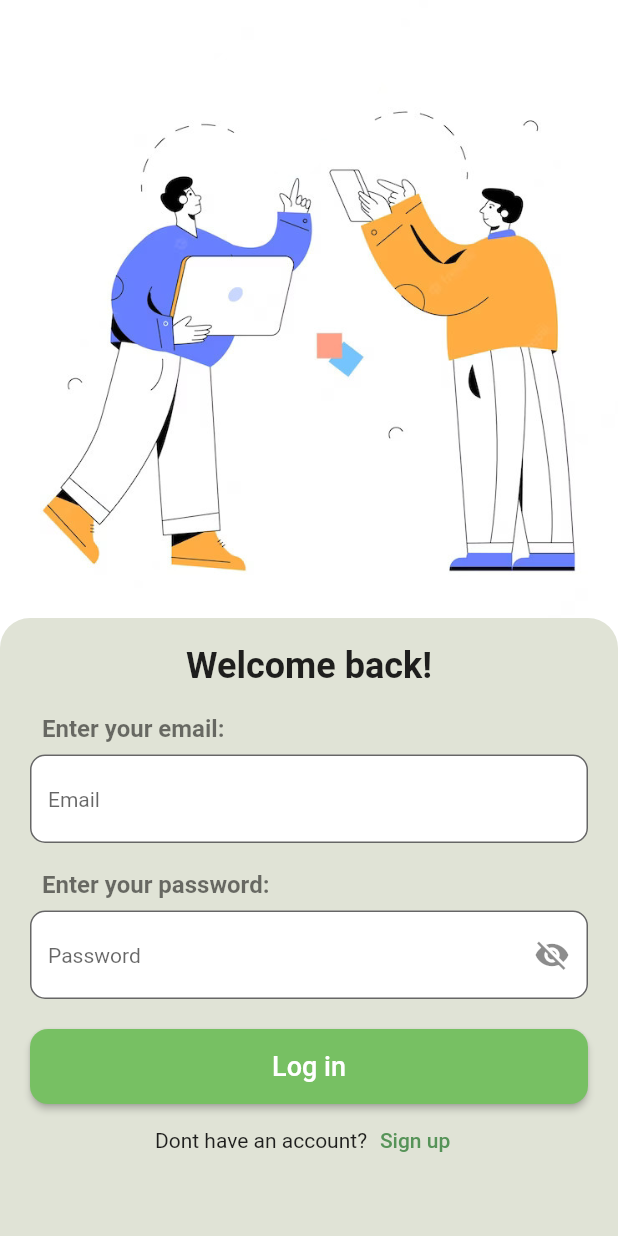
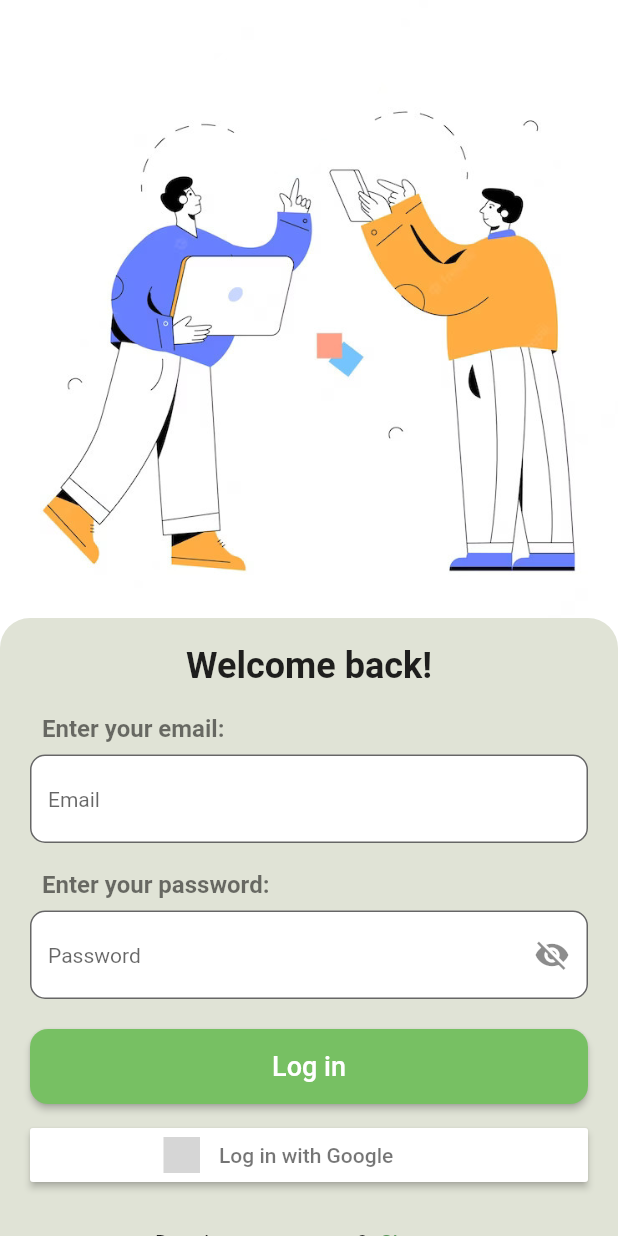
Before and after one commit to Hacktivists-AUB/Need2Give-frontend, a Flutter app: the screen it shows after launch, after a tap on "Log in", on a phone screen of 412 x 824 dp. Run offline on Flutter 3.47's test engine with Material 2 defaults, Android fonts, the phone set to English and light mode, and no system bars; our stand-ins replace carousel_slider, flutter_signin_button, smooth_page_indicator; grey boxes are pictures that could not be loaded.

Commit message:
Add routing

```diff
--- a/need2give/lib/auth_screens/login.dart
+++ b/need2give/lib/auth_screens/login.dart
@@ -1,9 +1,12 @@
 import 'package:flutter/material.dart';
+import 'package:flutter_signin_button/button_list.dart';
+import 'package:flutter_signin_button/button_view.dart';
 import 'package:need2give/constants/global.dart';
 import 'package:need2give/widgets/button.dart';
 import 'package:need2give/widgets/textfield.dart';
 
 class Login extends StatefulWidget {
+  static const String routeName = '/login';
   const Login({super.key});
 
   @override
@@ -71,8 +74,7 @@ class _LoginState extends State<Login> {
                             ),
                           ],
                         ),
-                        Input(
-                            controller: _emailController, hintText: 'Email'),
+                        Input(controller: _emailController, hintText: 'Email'),
                         const SizedBox(height: 10),
                         Row(
                           mainAxisAlignment: MainAxisAlignment.start,
@@ -91,10 +93,22 @@ class _LoginState extends State<Login> {
                           ],
                         ),
                         Input(
-                            controller: _passwordController,
-                            hintText: 'Password', secret: true,),
+                          controller: _passwordController,
+                          hintText: 'Password',
+                          secret: true,
+                        ),
                         const SizedBox(height: 20),
                         Button(text: 'Log in', onPressed: () {}),
+                        const SizedBox(height: 10),
+                        SizedBox(
+                          width: double.infinity,
+                          child: SignInButton(
+                            Buttons.Google,
+                            text: "Log in with Google",
+                            onPressed: () {},
+                          ),
+                        ),
+                        const SizedBox(height: 10),
                         Row(
                           mainAxisAlignment: MainAxisAlignment.center,
                           children: [
--- a/need2give/lib/auth_screens/welcome.dart
+++ b/need2give/lib/auth_screens/welcome.dart
@@ -5,6 +5,7 @@ import 'package:need2give/widgets/button.dart';
 import 'package:smooth_page_indicator/smooth_page_indicator.dart';
 
 class WelcomeScreen extends StatefulWidget {
+  static const String routeName = '/welcome';
   const WelcomeScreen({super.key});
 
   @override
@@ -106,8 +107,11 @@ class _WelcomeScreenState extends State<WelcomeScreen> {
                           fontSize: 14,
                         ),
                       ),
-                      TextButton(
-                        onPressed: () {},
+                      Builder(builder: (context) {
+                        return TextButton(
+                          onPressed: () {
+                            Navigator.pushNamed(context, '/login');
+                          },
                           child: const Text(
                             'Log in',
                             style: TextStyle(
@@ -115,7 +119,8 @@ class _WelcomeScreenState extends State<WelcomeScreen> {
                               fontSize: 14,
                             ),
                           ),
-                      ),
+                        );
+                      }),
                     ],
                   ),
                 ],
--- a/need2give/lib/main.dart
+++ b/need2give/lib/main.dart
@@ -1,6 +1,6 @@
 import 'package:flutter/material.dart';
-import 'package:need2give/auth_screens/login.dart';
 import 'package:need2give/auth_screens/welcome.dart';
+import 'package:need2give/router.dart';
 import 'constants/global.dart';
 
 void main() {
@@ -26,7 +26,8 @@ class MyApp extends StatelessWidget {
           ),
         ),
       ),
-      home: const Login(),
+      onGenerateRoute: (settings) => generateRoute(settings),
+      home: const WelcomeScreen(),
     );
   }
 }
--- /dev/null
+++ b/need2give/lib/router.dart
@@ -0,0 +1,27 @@
+import 'package:flutter/material.dart';
+import 'package:need2give/auth_screens/login.dart';
+import 'package:need2give/auth_screens/welcome.dart';
+
+Route<dynamic> generateRoute(RouteSettings settings) {
+  switch (settings.name) {
+    case WelcomeScreen.routeName:
+      return MaterialPageRoute(
+        settings: settings,
+        builder: (_) => const WelcomeScreen(),
+      );
+    case Login.routeName:
+      return MaterialPageRoute(
+        settings: settings,
+        builder: (_) => const Login(),
+      );
+    default:
+      return MaterialPageRoute(
+        settings: settings,
+        builder: (_) => const Scaffold(
+          body: Center(
+            child: Text('page doesnt exist'),
+          ),
+        ),
+      );
+  }
+}
--- a/need2give/pubspec.yaml
+++ b/need2give/pubspec.yaml
@@ -38,6 +38,7 @@ dependencies:
   carousel_slider: ^4.2.1
   smooth_page_indicator: ^1.0.1
   url_launcher: ^6.1.10
+  flutter_signin_button: ^2.0.0
 
 dev_dependencies:
   flutter_test:
```
Lines whose indentation alone changed are shown as unchanged.
